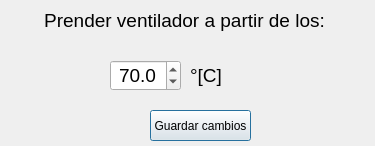
This is GUI/CUERPO/DISENO/SISTEMA_CONTROL/configVenti_dise.ui in ronihdzz/IoT_domotica as Qt 5 draws it before an edit. The edited form follows.
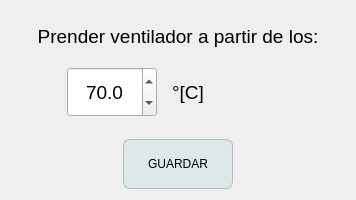
This is the edited form. Icons and pictures are not drawn.

Patch:
```diff
--- a/GUI/CUERPO/DISENO/SISTEMA_CONTROL/configVenti_dise.ui
+++ b/GUI/CUERPO/DISENO/SISTEMA_CONTROL/configVenti_dise.ui
@@ -9,8 +9,8 @@
    <rect>
     <x>0</x>
     <y>0</y>
-    <width>375</width>
-    <height>146</height>
+    <width>354</width>
+    <height>200</height>
    </rect>
   </property>
   <property name="mouseTracking">
@@ -40,14 +40,20 @@
   <property name="modal">
    <bool>true</bool>
   </property>
+  <layout class="QVBoxLayout" name="verticalLayout">
+   <item>
   <widget class="QLabel" name="label">
-   <property name="geometry">
-    <rect>
-     <x>9</x>
-     <y>9</y>
-     <width>351</width>
-     <height>23</height>
-    </rect>
+     <property name="minimumSize">
+      <size>
+       <width>0</width>
+       <height>50</height>
+      </size>
+     </property>
+     <property name="maximumSize">
+      <size>
+       <width>16777215</width>
+       <height>50</height>
+      </size>
    </property>
    <property name="font">
     <font>
@@ -64,14 +70,35 @@
     <set>Qt::AlignCenter</set>
    </property>
   </widget>
+   </item>
+   <item>
+    <layout class="QHBoxLayout" name="horizontalLayout">
+     <item>
+      <widget class="QLabel" name="label_6">
+       <property name="minimumSize">
+        <size>
+         <width>50</width>
+         <height>50</height>
+        </size>
+       </property>
+       <property name="text">
+        <string/>
+       </property>
+      </widget>
+     </item>
+     <item>
   <widget class="QDoubleSpinBox" name="dSB_tempActVenti">
-   <property name="geometry">
-    <rect>
-     <x>110</x>
-     <y>60</y>
-     <width>71</width>
-     <height>31</height>
-    </rect>
+       <property name="minimumSize">
+        <size>
+         <width>90</width>
+         <height>40</height>
+        </size>
+       </property>
+       <property name="maximumSize">
+        <size>
+         <width>100</width>
+         <height>50</height>
+        </size>
    </property>
    <property name="font">
     <font>
@@ -100,14 +127,20 @@
     <double>70.000000000000000</double>
    </property>
   </widget>
+     </item>
+     <item>
   <widget class="QLabel" name="label_2">
-   <property name="geometry">
-    <rect>
-     <x>190</x>
-     <y>60</y>
-     <width>51</width>
-     <height>31</height>
-    </rect>
+       <property name="minimumSize">
+        <size>
+         <width>50</width>
+         <height>50</height>
+        </size>
+       </property>
+       <property name="maximumSize">
+        <size>
+         <width>50</width>
+         <height>50</height>
+        </size>
    </property>
    <property name="font">
     <font>
@@ -121,30 +154,23 @@
     <string>°[C]</string>
    </property>
    <property name="alignment">
-    <set>Qt::AlignLeading|Qt::AlignLeft|Qt::AlignVCenter</set>
-   </property>
-  </widget>
-  <widget class="QPushButton" name="btn_guardarSalir">
-   <property name="geometry">
-    <rect>
-     <x>150</x>
-     <y>110</y>
-     <width>101</width>
-     <height>31</height>
-    </rect>
-   </property>
-   <property name="text">
-    <string>Guardar cambios</string>
-   </property>
-  </widget>
+        <set>Qt::AlignCenter</set>
+       </property>
+      </widget>
+     </item>
+     <item>
   <widget class="QLabel" name="label_4">
-   <property name="geometry">
-    <rect>
-     <x>230</x>
-     <y>50</y>
-     <width>51</width>
-     <height>41</height>
-    </rect>
+       <property name="minimumSize">
+        <size>
+         <width>70</width>
+         <height>50</height>
+        </size>
+       </property>
+       <property name="maximumSize">
+        <size>
+         <width>100</width>
+         <height>80</height>
+        </size>
    </property>
    <property name="font">
     <font>
@@ -164,6 +190,114 @@
     <set>Qt::AlignLeading|Qt::AlignLeft|Qt::AlignVCenter</set>
    </property>
   </widget>
+     </item>
+     <item>
+      <widget class="QLabel" name="label_7">
+       <property name="minimumSize">
+        <size>
+         <width>50</width>
+         <height>50</height>
+        </size>
+       </property>
+       <property name="text">
+        <string/>
+       </property>
+      </widget>
+     </item>
+    </layout>
+   </item>
+   <item>
+    <widget class="QLabel" name="label_8">
+     <property name="minimumSize">
+      <size>
+       <width>0</width>
+       <height>10</height>
+      </size>
+     </property>
+     <property name="maximumSize">
+      <size>
+       <width>16777215</width>
+       <height>15</height>
+      </size>
+     </property>
+     <property name="text">
+      <string/>
+     </property>
+    </widget>
+   </item>
+   <item>
+    <layout class="QHBoxLayout" name="horizontalLayout_2">
+     <item>
+      <widget class="QLabel" name="label_3">
+       <property name="minimumSize">
+        <size>
+         <width>50</width>
+         <height>50</height>
+        </size>
+       </property>
+       <property name="text">
+        <string/>
+       </property>
+      </widget>
+     </item>
+     <item>
+      <widget class="QPushButton" name="btn_guardarSalir">
+       <property name="minimumSize">
+        <size>
+         <width>110</width>
+         <height>40</height>
+        </size>
+       </property>
+       <property name="maximumSize">
+        <size>
+         <width>150</width>
+         <height>50</height>
+        </size>
+       </property>
+       <property name="styleSheet">
+        <string notr="true">QPushButton:hover {
+    background-color: #DDE8E8; 
+	border: 1px solid #DAE7E7;
+    border-radius: 7px;
+}
+
+QPushButton {
+    background-color: #DDE8E8; 
+	border: 1px solid #B1BCBC;
+    border-radius: 7px;
+}
+
+QPushButton:pressed {
+    background-color:#B8C0C0;
+	border: 1px solid #B8C0C0;
+    border-radius: 7px;
+}
+
+QPushButton:disabled {
+    background-color: rgb(170, 170, 127)
+}</string>
+       </property>
+       <property name="text">
+        <string>GUARDAR</string>
+       </property>
+      </widget>
+     </item>
+     <item>
+      <widget class="QLabel" name="label_5">
+       <property name="minimumSize">
+        <size>
+         <width>50</width>
+         <height>50</height>
+        </size>
+       </property>
+       <property name="text">
+        <string/>
+       </property>
+      </widget>
+     </item>
+    </layout>
+   </item>
+  </layout>
  </widget>
  <resources>
   <include location="../../../IMAG.qrc"/>
```
Lines whose indentation alone changed are shown as unchanged.
